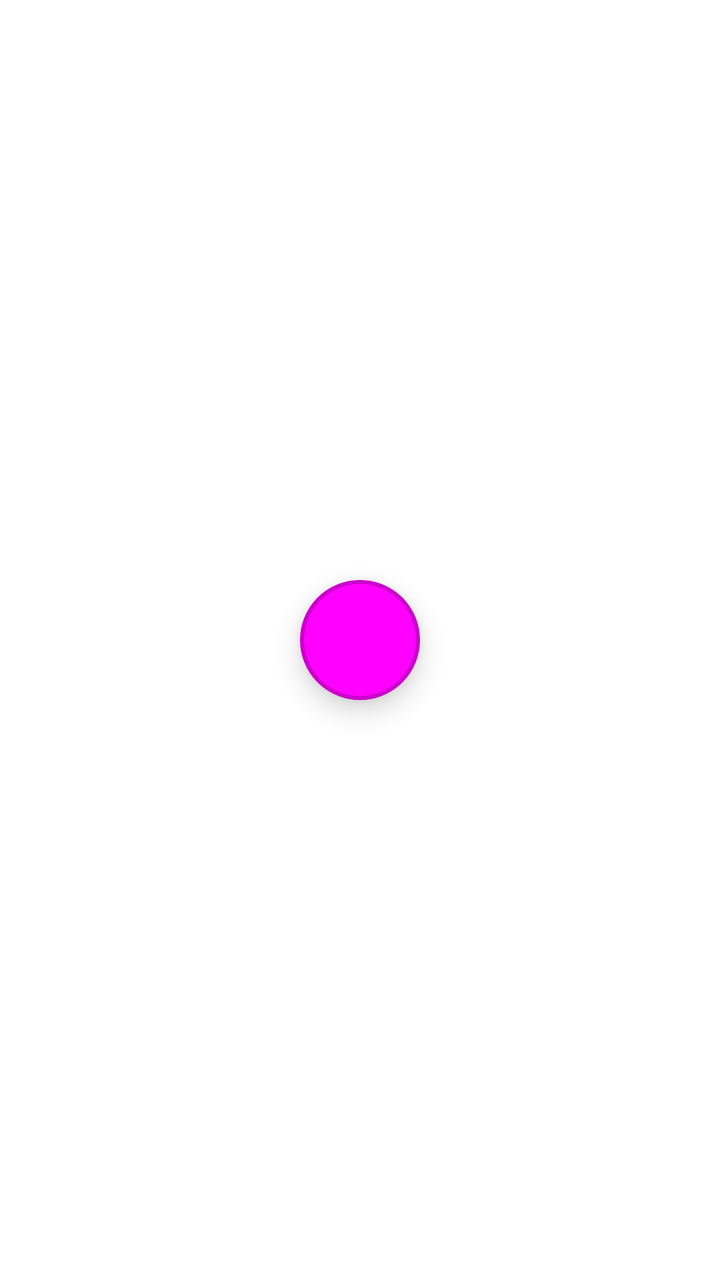
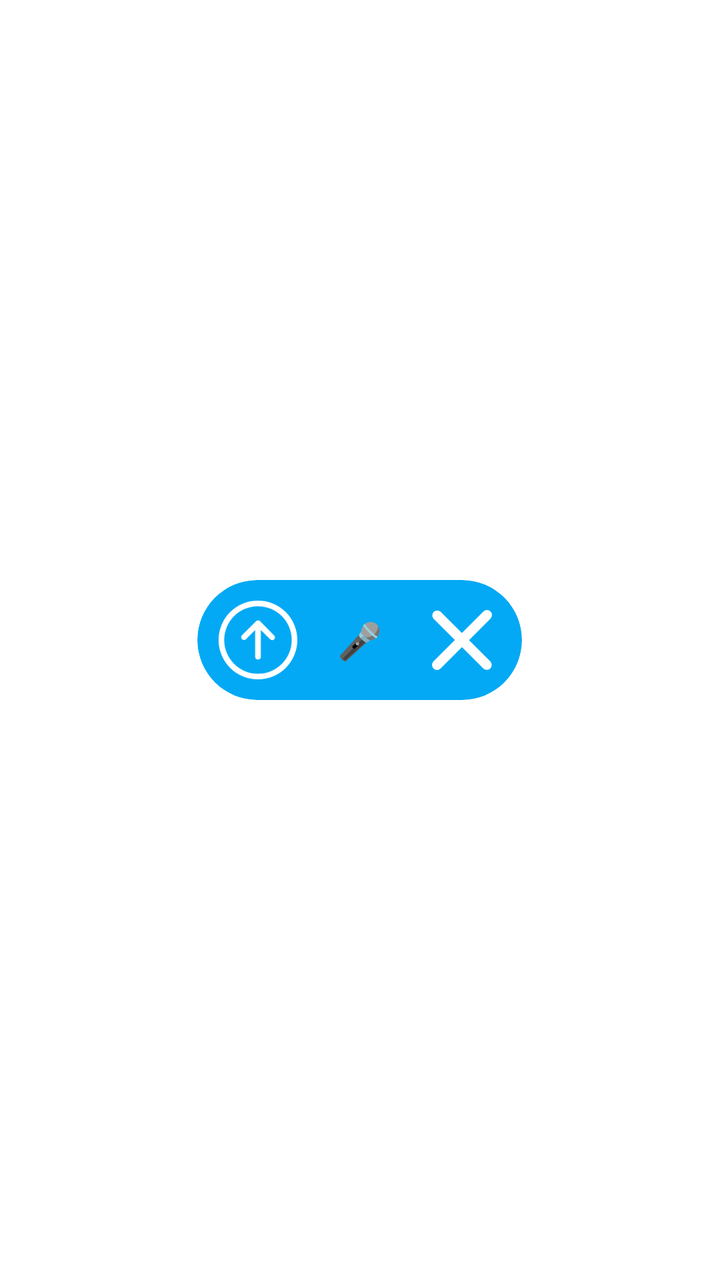

Two renders of the same Android screen: before a commit and after it. Below are the layout's source before the change and the commit's diff.
<!-- AndroidManifest.xml: application theme Theme.SmartFloat -->
<!-- res/layout/floating_button.xml -->
<?xml version="1.0" encoding="utf-8"?>
<FrameLayout xmlns:android="http://schemas.android.com/apk/res/android"
    android:layout_width="match_parent"
    android:layout_height="match_parent"
    android:layout_gravity="center"
    android:elevation="8dp">
    <FrameLayout xmlns:android="http://schemas.android.com/apk/res/android"
        android:id="@+id/floating_red_button"
        android:layout_width="60dp"
        android:layout_height="60dp"
        android:layout_gravity="center"
        android:background="@drawable/floating_button_bg"
        android:elevation="8dp" />
</FrameLayout>
<!-- resources referenced by this layout -->
<resources>
  <!-- drawable floating_button_bg (drawable) -->
  <?xml version="1.0" encoding="utf-8"?>
  <shape xmlns:android="http://schemas.android.com/apk/res/android"
      android:shape="oval">
      <solid android:color="#FF00FF" />
      <stroke
          android:width="2dp"
          android:color="#CC00cc" />
  </shape>
  <style name="Theme.SmartFloat" parent="Theme.MaterialComponents.DayNight.DarkActionBar">
          
          <item name="colorPrimary">@color/purple_500</item>
          <item name="colorPrimaryVariant">@color/purple_700</item>
          <item name="colorOnPrimary">@color/white</item>
          
          <item name="colorSecondary">@color/teal_200</item>
          <item name="colorSecondaryVariant">@color/teal_700</item>
          <item name="colorOnSecondary">@color/black</item>
          
          <item name="android:statusBarColor">?attr/colorPrimaryVariant</item>
          
      </style>
  <color name="purple_500">#FF6200EE</color>
  <color name="purple_700">#FF3700B3</color>
  <color name="white">#FFFFFFFF</color>
  <color name="teal_200">#FF03DAC5</color>
  <color name="teal_700">#FF018786</color>
  <color name="black">#FF000000</color>
</resources>

<!-- the commit's change to res/layout/floating_button.xml (unified diff, before → after) -->
@@ -1,14 +1,67 @@
 <?xml version="1.0" encoding="utf-8"?>
 <FrameLayout xmlns:android="http://schemas.android.com/apk/res/android"
-    android:layout_width="match_parent"
+    android:layout_width="wrap_content"
     android:layout_height="match_parent"
+    xmlns:app="http://schemas.android.com/apk/res-auto"
     android:layout_gravity="center"
     android:elevation="8dp">
-    <FrameLayout xmlns:android="http://schemas.android.com/apk/res/android"
-        android:id="@+id/floating_red_button"
-        android:layout_width="60dp"
+    <LinearLayout
+
+        android:layout_width="wrap_content"
         android:layout_height="60dp"
         android:layout_gravity="center"
-        android:background="@drawable/floating_button_bg"
-        android:elevation="8dp" />
+        android:elevation="8dp"
+        android:minWidth="60dp"
+        android:paddingHorizontal="16dp"
+        android:orientation="horizontal"
+        android:gravity="center">
+        <androidx.cardview.widget.CardView
+            android:id="@+id/floating_red_button"
+            android:layout_width="wrap_content"
+            android:layout_height="60dp"
+            app:cardBackgroundColor="#03A9F4"
+            android:minWidth="60dp"
+            app:cardCornerRadius="30dp"
+            app:cardElevation="0dp">
+            <LinearLayout
+                android:layout_width="wrap_content"
+                android:orientation="horizontal"
+                android:layout_gravity="center"
+                android:layout_height="wrap_content">
+                <ImageView
+                    android:padding="10dp"
+                    android:layout_gravity="center"
+                    android:maxWidth="60dp"
+                    android:maxHeight="60dp"
+                    android:src="@drawable/ic_submit"
+                    android:id="@+id/submit_floating_text_button"
+                    android:layout_height="60dp"
+                    android:layout_width="60dp"
+                    app:tint="#FFFFFF" />
+                <TextView
+                    android:layout_marginLeft="10dp"
+                    android:layout_marginRight="10dp"
+                    android:layout_gravity="center"
+                    android:id="@+id/floating_text"
+                    android:layout_width="wrap_content"
+                    android:layout_height="wrap_content"
+                    android:text="🎤"
+                    android:textColor="@android:color/white"
+                    android:textSize="18sp"
+                    android:ellipsize="end"/>
+                <ImageView
+                    android:padding="15dp"
+                    android:layout_gravity="center"
+                    android:maxWidth="60dp"
+                    android:maxHeight="60dp"
+                    android:src="@drawable/ic_clean"
+                    android:id="@+id/clean_floating_text_button"
+                    android:layout_height="60dp"
+                    android:layout_width="60dp"
+                    app:tint="#FFFFFF" />
+            </LinearLayout>
+
+
+        </androidx.cardview.widget.CardView>
+    </LinearLayout>
 </FrameLayout>
<!-- resource entries referenced after the edit -->
@@ -1,14 +1,25 @@
 <!-- resources referenced by this layout -->
 <resources>
-  <!-- drawable floating_button_bg (drawable) -->
-  <?xml version="1.0" encoding="utf-8"?>
-  <shape xmlns:android="http://schemas.android.com/apk/res/android"
-      android:shape="oval">
-      <solid android:color="#FF00FF" />
-      <stroke
-          android:width="2dp"
-          android:color="#CC00cc" />
-  </shape>
+  <!-- drawable ic_clean (drawable) -->
+  <vector xmlns:android="http://schemas.android.com/apk/res/android"
+      android:width="200dp"
+      android:height="200dp"
+      android:viewportWidth="1024"
+      android:viewportHeight="1024">
+    <path
+        android:fillColor="#FFFFFF"
+        android:pathData="M632.1,513.8l361.8,361.7a85.5,85.5 0,1 1,-121 120.8L511.1,634.6 146.9,998.8a86,86 0,0 1,-121.7 -121.7L389.5,512.8 27.7,151A85.4,85.4 0,0 1,148.4 30.3L510.2,392.1l366.7,-366.7a86,86 0,0 1,121.7 121.7z"/>
+  </vector>
+  <!-- drawable ic_submit (drawable) -->
+  <vector xmlns:android="http://schemas.android.com/apk/res/android"
+      android:width="203.1dp"
+      android:height="200dp"
+      android:viewportWidth="1040"
+      android:viewportHeight="1024">
+    <path
+        android:pathData="M528,1024a512,512 0,1 1,512 -512,512 512,0 0,1 -512,512zM528,73.1A438.9,438.9 0,1 0,967.2 512,439.4 439.4,0 0,0 528,73.1zM736,450.7L555.8,267.5a36.5,36.5 0,0 0,-39.7 -8.2c-0.8,0 -1.4,1.1 -2.2,1.6a35.8,35.8 0,0 0,-9.6 6.4L321.8,449.1a36.6,36.6 0,1 0,51.7 51.8l118.4,-118.1v348.5a36.6,36.6 0,0 0,73.1 0L565,380.8l120,121.3a36.6,36.6 0,1 0,52 -51.4z"
+        android:fillColor="#FFFFFF"/>
+  </vector>
   <style name="Theme.SmartFloat" parent="Theme.MaterialComponents.DayNight.DarkActionBar">
           
           <item name="colorPrimary">@color/purple_500</item>
